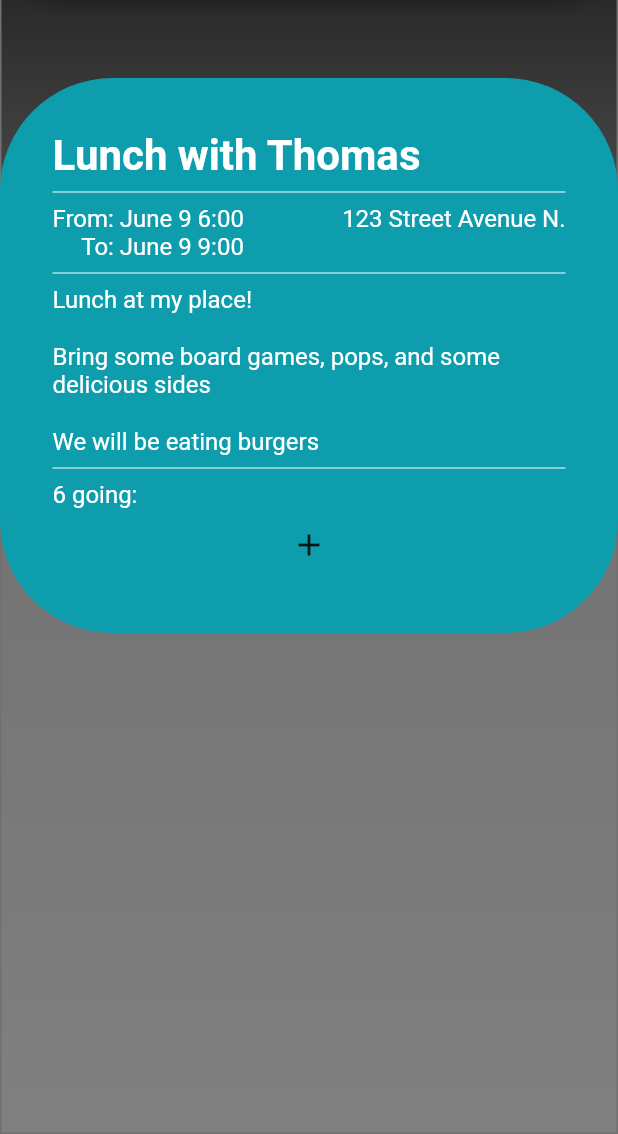
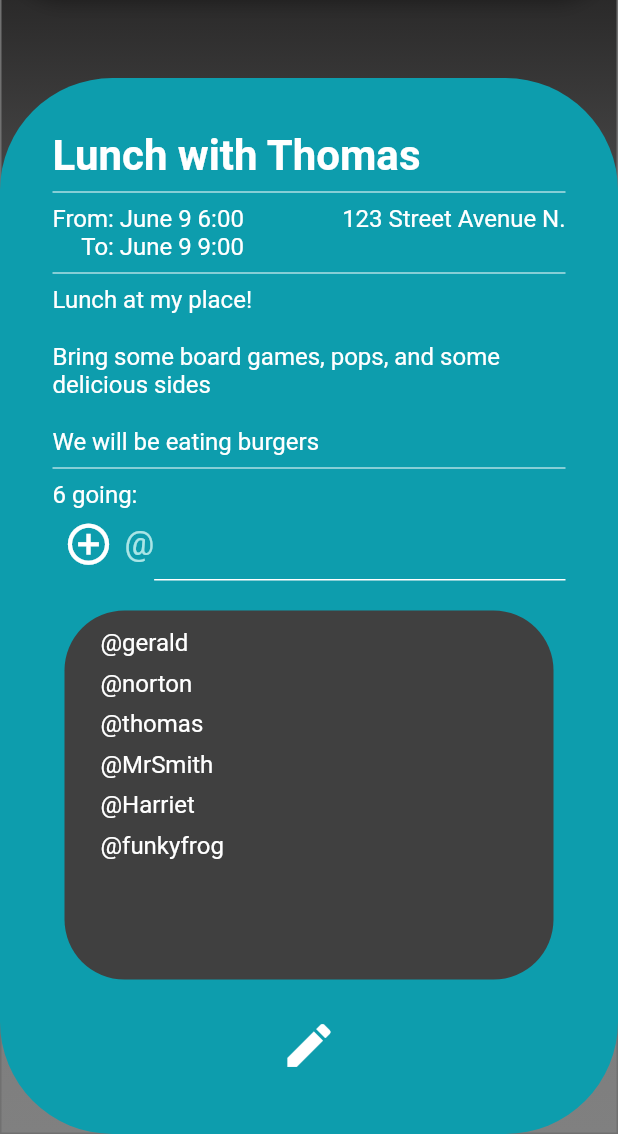
Before and after one commit to JasperDanC/AtEvent, a Flutter app: the screen it shows after launch, on a phone screen of 412 x 824 dp, the part 102-1236 px from its top. Run offline on Flutter 3.47's test engine with Material 2 defaults, Android fonts, the light colour scheme and no system bars; our stand-ins replace syncfusion_flutter_calendar, toggle_switch; missing offline and left inert: adobe_xd, at_client_mobile, at_commons, at_demo_data, at_server_status.

Commit message:
finished up event details ui

```diff
--- a/at_event/lib/screens/background.dart
+++ b/at_event/lib/screens/background.dart
@@ -11,6 +11,7 @@ class Background extends StatelessWidget {
   Widget build(BuildContext context) {
     return MaterialApp(
       home: Scaffold(
+        resizeToAvoidBottomInset: false,
         appBar: AppBar(
           toolbarHeight: 65.0,
           shape: RoundedRectangleBorder(
--- a/at_event/lib/screens/event_details_screen.dart
+++ b/at_event/lib/screens/event_details_screen.dart
@@ -1,10 +1,9 @@
-import 'dart:convert';
-
 import 'package:at_event/screens/background.dart';
 import 'package:flutter/material.dart';
 import 'package:at_event/constants.dart';
 import 'package:at_event/models/event.dart';
 import 'package:intl/intl.dart';
+
 
 void main() {
   runApp(EventDetailsScreen(
@@ -23,6 +22,14 @@ void main() {
           '@MrSmith',
           '@Harriet',
           '@funkyfrog',
+          '@3frogs',
+          '@dagoth_ur',
+          '@clavicus_vile',
+          '@BenjaminButton',
+          '@samus',
+          '@atom_eve',
+          '@buggs',
+          '@george',
         ]),
   ));
 }
@@ -36,9 +43,13 @@ class EventDetailsScreen extends StatefulWidget {
 }
 
 class _EventDetailsScreenState extends State<EventDetailsScreen> {
+
+  final ScrollController _scrollController = ScrollController();
+
   @override
   Widget build(BuildContext context) {
     return Background(
+      child: Expanded(
         child: Container(
           decoration:
               BoxDecoration(color: kEventBlue, borderRadius: kBasicBorderRadius),
@@ -103,12 +114,93 @@ class _EventDetailsScreenState extends State<EventDetailsScreen> {
                   widget.event.peopleGoing.length.toString() + " going:",
                   style: kEventDetailsTextStyle,
                 ),
+                Row(
+                  mainAxisAlignment: MainAxisAlignment.start,
+                  children: [
                     MaterialButton(
+                      padding: EdgeInsets.zero,
+                      minWidth: 0,
                       onPressed: () {},
                       shape: CircleBorder(),
-                child: Icon(Icons.add),
+                      child: Icon(
+                        Icons.add_circle_outline,
+                        color: Colors.white,
+                        size: 33,
+                      ),
+                    ),
+                    Text(
+                      '@',
+                      style: TextStyle(
+                        color: Color(0xFFaae5e6),
+                        fontSize: 22
+                      ),
+                    ),
+                    Expanded(
+                      child: TextField(
+                        cursorColor: Colors.white,
+                        style: kEventDetailsTextStyle,
+                        decoration: InputDecoration(
+                          enabledBorder: UnderlineInputBorder(
+                            borderSide:  BorderSide(color: Colors.white)
+                          ),
+                          focusedBorder: UnderlineInputBorder(
+                              borderSide:  BorderSide(color: Colors.white)
+                          ),
+                        ),
+                      ),
                     )
                   ],
+                ),
+                Expanded(
+                  child: Padding(
+                    padding: const EdgeInsets.symmetric(
+                      horizontal: 8.0,
+                      vertical: 20.0
+                    ),
+                    child: Container(
+                      decoration: BoxDecoration(
+                        color: kForegroundGrey,
+                        borderRadius: BorderRadius.all(Radius.circular(40.0))
+                      ),
+                      child: Padding(
+                        padding: const EdgeInsets.all(8.0),
+                        child: ListView.builder(
+                          shrinkWrap: true,
+                          padding: EdgeInsets.symmetric(
+                            vertical: 0,
+                            horizontal: 12.0
+                          ),
+                          controller: _scrollController,
+                          itemCount: widget.event.peopleGoing.length,
+                          itemBuilder: (context, index){
+                            return  Padding(
+                              padding: const EdgeInsets.all(4.0),
+                              child: Text(
+                                  widget.event.peopleGoing[index],
+                                      style: kEventDetailsTextStyle,
+                              ),
+                            );
+                          }),
+                      ),
+                      ),
+                    ),
+                  ),
+                MaterialButton(
+                    onPressed:(){
+
+                    },
+                  padding: EdgeInsets.zero,
+                  shape: CircleBorder(),
+                  minWidth: 0,
+                  child: Icon(
+                    Icons.edit,
+                    size: 38,
+                    color: Colors.white,
+                  ),
+
+                ),
+              ],
+            ),
           ),
         ),
       ),
```
Also changed, not shown: at_event/lib/main.dart (+9 -1 lines), at_event/lib/screens/calendar_screen.dart (+31 -29 lines). Lines whose indentation alone changed are shown as unchanged.
